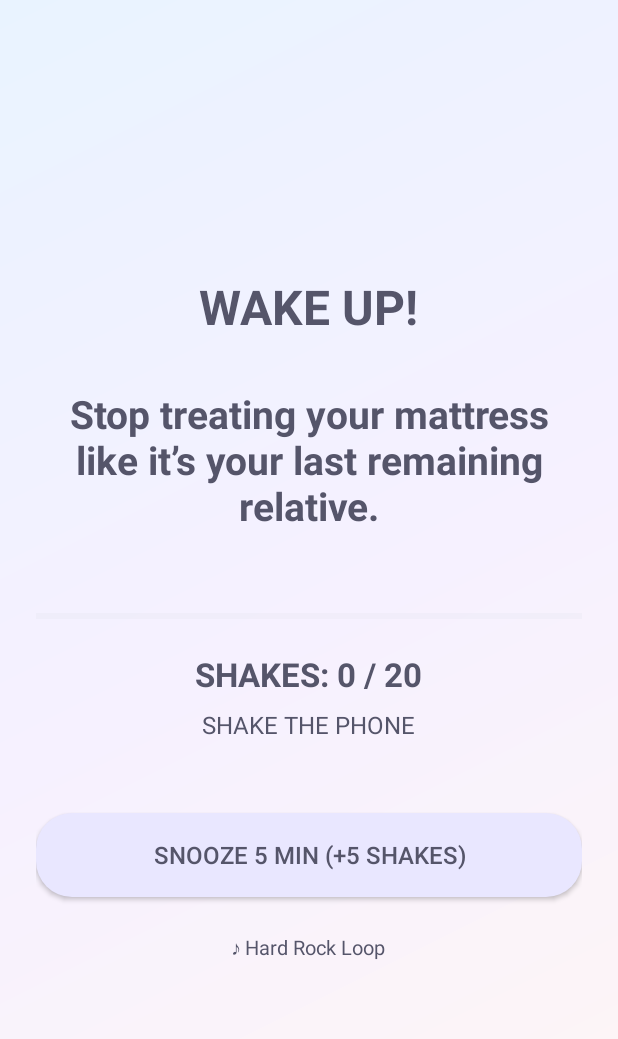
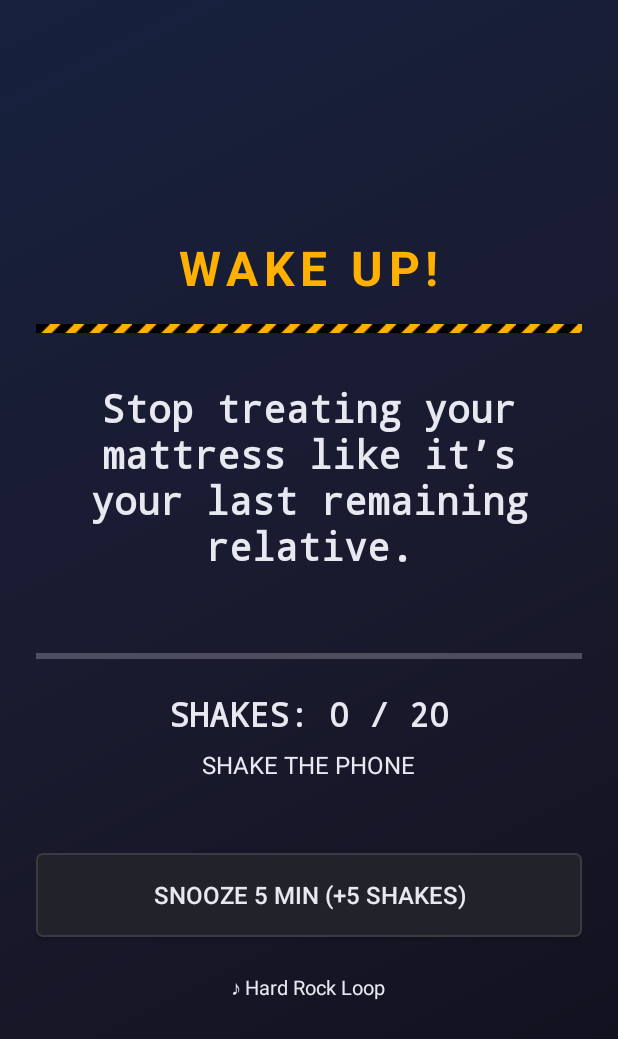
Before and after one commit to JPDimples/rude-awakening, an Android app: the screen it shows after launch (AlarmActivity), after a tap on "TEST ALARM NOW", on a phone screen of 412 x 824 dp. Shown: the top 1039 px of the screen. Run offline under Robolectric (Android 15) with nearby library versions, the phone set to English and light mode, and no system bars; 3 other taps on this screen came first.

Commit message:
Rude Awakening v1.5: fix Customize backgrounds + industrial redesign
- BUG FIX: v1.4 background changes did nothing. BackgroundHelper.apply()
  set the background on the activity's content parent, but every screen's
  own root layout painted its pastel gradient over it, hiding the change.
  Each screen's root layout now has an id (rootLayout) and the background
  is applied to that view directly — presets and gallery photos actually
  show. Cancelling the photo text-choice dialog also applies the photo.
- INDUSTRIAL REDESIGN: dark Midnight is now the default background,
  amber accent, hazard-stripe bars under the titles, monospace clock and
  alarm times, sharp 4dp corners, steel cards with 1dp borders, amber
  primary buttons (+ Add alarm, TEST ALARM NOW), dark steel secondary
  buttons, ON/OFF buttons replace the Switches on alarm cards. Text and
  cards still recolor for light backgrounds (Pastel etc.).

```diff
--- a/app/src/main/AndroidManifest.xml
+++ b/app/src/main/AndroidManifest.xml
@@ -1,8 +1,8 @@
 <?xml version="1.0" encoding="utf-8"?>
 <manifest xmlns:android="http://schemas.android.com/apk/res/android"
     package="com.johnparnham.rudeawakening"
-    android:versionCode="5"
-    android:versionName="1.4">
+    android:versionCode="6"
+    android:versionName="1.5">
 
     <uses-sdk android:minSdkVersion="26" android:targetSdkVersion="34" />
 
--- a/app/src/main/java/com/johnparnham/rudeawakening/AlarmActivity.kt
+++ b/app/src/main/java/com/johnparnham/rudeawakening/AlarmActivity.kt
@@ -57,7 +57,11 @@ class AlarmActivity : Activity() {
         deck = InsultDeck(InsultStore.load(this))
 
         // v1.4: heavy metal instead of a voice. Insults still show on screen.
-        BackgroundHelper.apply(this, findViewById(android.R.id.content))
+        BackgroundHelper.apply(this, findViewById(R.id.rootLayout))
+        findViewById<TextView>(R.id.wakeUpText)
+            .setTextColor(BackgroundHelper.accentColor(this))
+        findViewById<ProgressBar>(R.id.shakeProgress).progressTintList =
+            android.content.res.ColorStateList.valueOf(BackgroundHelper.accentColor(this))
         MetalPlayer.play(this, AlarmStore.getMetalClip(this))
         findViewById<TextView>(R.id.soundText).text = "♪ ${MetalPlayer.currentTitle}"
         showNextInsult()
--- a/app/src/main/java/com/johnparnham/rudeawakening/BackgroundHelper.kt
+++ b/app/src/main/java/com/johnparnham/rudeawakening/BackgroundHelper.kt
@@ -36,7 +36,7 @@ object BackgroundHelper {
     private val DARK_PRESETS = setOf(MIDNIGHT, BLOOD, FOREST)
 
     fun getBackground(context: android.content.Context): String =
-        AlarmStore.prefs(context).getString(AlarmStore.KEY_BACKGROUND, PASTEL) ?: PASTEL
+        AlarmStore.prefs(context).getString(AlarmStore.KEY_BACKGROUND, MIDNIGHT) ?: MIDNIGHT
 
     fun isDark(context: android.content.Context): Boolean {
         val bg = getBackground(context)
@@ -61,6 +61,10 @@ object BackgroundHelper {
 
     fun textColor(context: android.content.Context): Int =
         if (isDark(context)) 0xFFE8E8F0.toInt() else 0xFF55556A.toInt()
+
+    /** Industrial amber accent: bright on dark backgrounds, darker on light ones. */
+    fun accentColor(context: android.content.Context): Int =
+        if (isDark(context)) 0xFFFFB000.toInt() else 0xFF7A5200.toInt()
 
     /** Apply the saved background + text colours to an activity's content view. */
     fun apply(activity: Activity, root: View) {
--- a/app/src/main/java/com/johnparnham/rudeawakening/MainActivity.kt
+++ b/app/src/main/java/com/johnparnham/rudeawakening/MainActivity.kt
@@ -16,7 +16,6 @@ import android.provider.Settings
 import android.view.View
 import android.widget.Button
 import android.widget.LinearLayout
-import android.widget.Switch
 import android.widget.TextView
 import android.widget.Toast
 import java.text.SimpleDateFormat
@@ -64,17 +63,23 @@ class MainActivity : Activity() {
 
         requestNotificationPermission()
         clockHandler.post(clockRunnable)
-        BackgroundHelper.apply(this, findViewById(android.R.id.content))
+        applyTheme()
         refreshAlarms()
         updatePermissions()
     }
 
     override fun onResume() {
         super.onResume()
-        BackgroundHelper.apply(this, findViewById(android.R.id.content))
+        applyTheme()
         titleText.text = AlarmStore.getAppName(this)
         refreshAlarms()
         updatePermissions()
+    }
+
+    /** Background + text colours + the amber industrial clock. */
+    private fun applyTheme() {
+        BackgroundHelper.apply(this, findViewById(R.id.rootLayout))
+        clockText.setTextColor(BackgroundHelper.accentColor(this))
     }
 
     override fun onDestroy() {
@@ -124,11 +129,9 @@ class MainActivity : Activity() {
         daysText.text = AlarmStore.daysToString(alarm.days)
         timeText.setTextColor(BackgroundHelper.textColor(this))
         daysText.setTextColor(BackgroundHelper.textColor(this))
-        val toggle = card.findViewById<Switch>(R.id.cardToggle)
-        toggle.isChecked = alarm.enabled
-        toggle.setOnCheckedChangeListener { _, checked ->
-            onToggleAlarm(alarm, checked)
-        }
+        val toggle = card.findViewById<Button>(R.id.cardToggle)
+        styleToggle(toggle, alarm.enabled)
+        toggle.setOnClickListener { onToggleAlarm(alarm, !alarm.enabled) }
         card.setOnClickListener { editAlarm(alarm) }
         card.findViewById<Button>(R.id.cardDeleteButton).setOnClickListener {
             AlarmScheduler.cancel(this, alarm)
@@ -137,6 +140,19 @@ class MainActivity : Activity() {
             Toast.makeText(this, "Alarm deleted", Toast.LENGTH_SHORT).show()
         }
         return card
+    }
+
+    /** Industrial ON/OFF button: amber when on, dark steel when off. */
+    private fun styleToggle(toggle: Button, enabled: Boolean) {
+        if (enabled) {
+            toggle.text = "ON"
+            toggle.setBackgroundResource(R.drawable.button_primary)
+            toggle.setTextColor(0xFF111111.toInt())
+        } else {
+            toggle.text = "OFF"
+            toggle.setBackgroundResource(R.drawable.button_bg)
+            toggle.setTextColor(0xFF8A8A9A.toInt())
+        }
     }
 
     private fun onToggleAlarm(alarm: Alarm, checked: Boolean) {
--- a/app/src/main/res/drawable/button_bg.xml
+++ b/app/src/main/res/drawable/button_bg.xml
@@ -1,6 +1,7 @@
 <?xml version="1.0" encoding="utf-8"?>
 <shape xmlns:android="http://schemas.android.com/apk/res/android"
     android:shape="rectangle">
-    <solid android:color="#E9E7FF" />
-    <corners android:radius="24dp" />
+    <solid android:color="#22222A" />
+    <stroke android:width="1dp" android:color="#3A3A44" />
+    <corners android:radius="4dp" />
 </shape>
--- /dev/null
+++ b/app/src/main/res/drawable/button_primary.xml
@@ -0,0 +1,6 @@
+<?xml version="1.0" encoding="utf-8"?>
+<shape xmlns:android="http://schemas.android.com/apk/res/android"
+    android:shape="rectangle">
+    <solid android:color="#FFB000" />
+    <corners android:radius="4dp" />
+</shape>
--- a/app/src/main/res/drawable/card_bg.xml
+++ b/app/src/main/res/drawable/card_bg.xml
@@ -2,5 +2,6 @@
 <shape xmlns:android="http://schemas.android.com/apk/res/android"
     android:shape="rectangle">
     <solid android:color="#FFFFFF" />
-    <corners android:radius="28dp" />
+    <stroke android:width="1dp" android:color="#D8D8E0" />
+    <corners android:radius="4dp" />
 </shape>
--- a/app/src/main/res/drawable/card_bg_dark.xml
+++ b/app/src/main/res/drawable/card_bg_dark.xml
@@ -1,6 +1,7 @@
 <?xml version="1.0" encoding="utf-8"?>
 <shape xmlns:android="http://schemas.android.com/apk/res/android"
     android:shape="rectangle">
-    <solid android:color="#2A2A38" />
-    <corners android:radius="28dp" />
+    <solid android:color="#1A1A20" />
+    <stroke android:width="1dp" android:color="#3A3A44" />
+    <corners android:radius="4dp" />
 </shape>
--- /dev/null
+++ b/app/src/main/res/drawable/hazard_stripes.xml
@@ -0,0 +1,4 @@
+<?xml version="1.0" encoding="utf-8"?>
+<bitmap xmlns:android="http://schemas.android.com/apk/res/android"
+    android:src="@drawable/hazard_tile"
+    android:tileMode="repeat" />
--- a/app/src/main/res/layout/activity_alarm.xml
+++ b/app/src/main/res/layout/activity_alarm.xml
@@ -1,11 +1,12 @@
 <?xml version="1.0" encoding="utf-8"?>
 <LinearLayout xmlns:android="http://schemas.android.com/apk/res/android"
+    android:id="@+id/rootLayout"
     android:layout_width="match_parent"
     android:layout_height="match_parent"
     android:orientation="vertical"
     android:padding="24dp"
     android:gravity="center"
-    android:background="@drawable/bg_gradient">
+    android:background="@drawable/bg_midnight">
 
     <TextView
         android:id="@+id/wakeUpText"
@@ -14,7 +15,15 @@
         android:text="WAKE UP!"
         android:textSize="32sp"
         android:textColor="#6E6E80"
-        android:textStyle="bold" />
+        android:textStyle="bold"
+        android:textAllCaps="true"
+        android:letterSpacing="0.12" />
+
+    <View
+        android:layout_width="match_parent"
+        android:layout_height="6dp"
+        android:background="@drawable/hazard_stripes"
+        android:layout_marginTop="16dp" />
 
     <TextView
         android:id="@+id/insultText"
@@ -24,6 +33,7 @@
         android:textSize="26sp"
         android:textColor="#3F3F4D"
         android:textStyle="bold"
+        android:typeface="monospace"
         android:gravity="center"
         android:layout_marginTop="32dp" />
 
@@ -34,7 +44,7 @@
         android:layout_height="wrap_content"
         android:max="20"
         android:progress="0"
-        android:progressTint="#8A8AC0"
+        android:progressTint="#FFB000"
         android:progressBackgroundTint="#E0E0EA"
         android:layout_marginTop="48dp" />
 
@@ -44,8 +54,9 @@
         android:layout_height="wrap_content"
         android:text="SHAKES: 0 / 20"
         android:textSize="22sp"
-        android:textColor="#55556A"
+        android:textColor="#E8E8F0"
         android:textStyle="bold"
+        android:typeface="monospace"
         android:layout_marginTop="16dp" />
 
     <TextView
@@ -63,7 +74,7 @@
         android:layout_height="56dp"
         android:text="Snooze 5 min (+5 shakes)"
         android:textSize="16sp"
-        android:textColor="#55556A"
+        android:textColor="#E8E8F0"
         android:background="@drawable/button_bg"
         android:layout_marginTop="48dp" />
 
--- a/app/src/main/res/values/styles.xml
+++ b/app/src/main/res/values/styles.xml
@@ -1,8 +1,8 @@
 <?xml version="1.0" encoding="utf-8"?>
 <resources>
     <style name="AppTheme" parent="android:Theme.Material.Light.NoActionBar">
-        <item name="android:windowBackground">@drawable/bg_gradient</item>
+        <item name="android:windowBackground">@drawable/bg_midnight</item>
         <item name="android:textColor">#55556A</item>
-        <item name="android:colorAccent">#8A8AC0</item>
+        <item name="android:colorAccent">#FFB000</item>
     </style>
 </resources>
```
Also changed, not shown: app/src/main/java/com/johnparnham/rudeawakening/SettingsActivity.kt (+9 -5 lines), app/src/main/res/layout/activity_main.xml (+20 -8 lines), app/src/main/res/layout/activity_settings.xml (+16 -7 lines), app/src/main/res/layout/alarm_card.xml (+10 -4 lines), app/src/main/res/drawable/hazard_tile.png (added), 3 other files.
